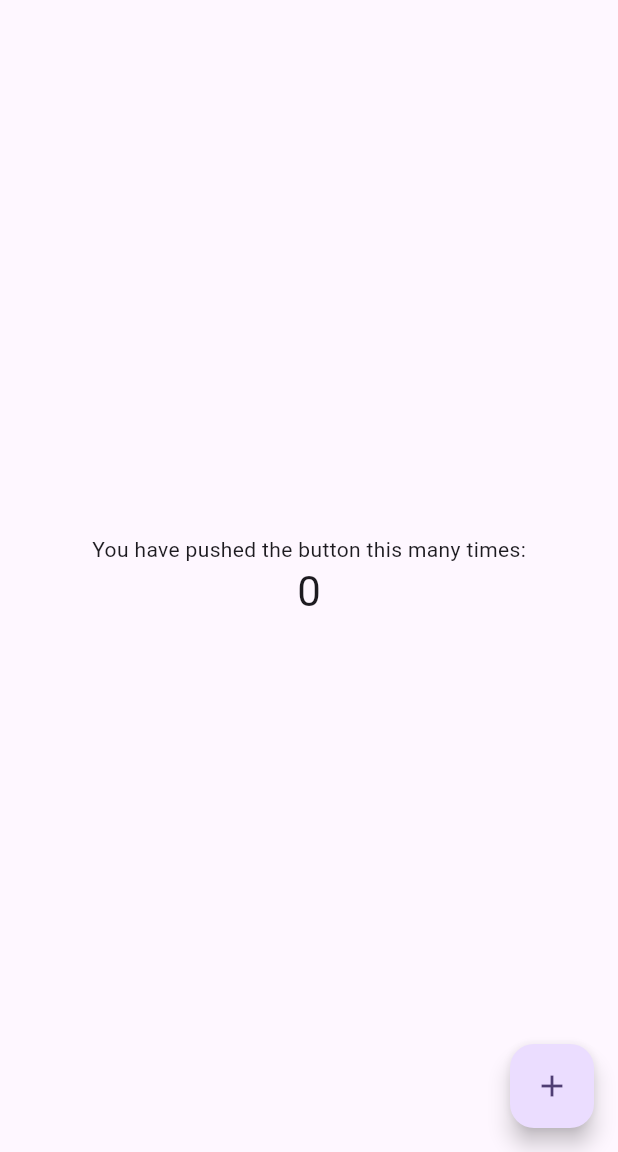
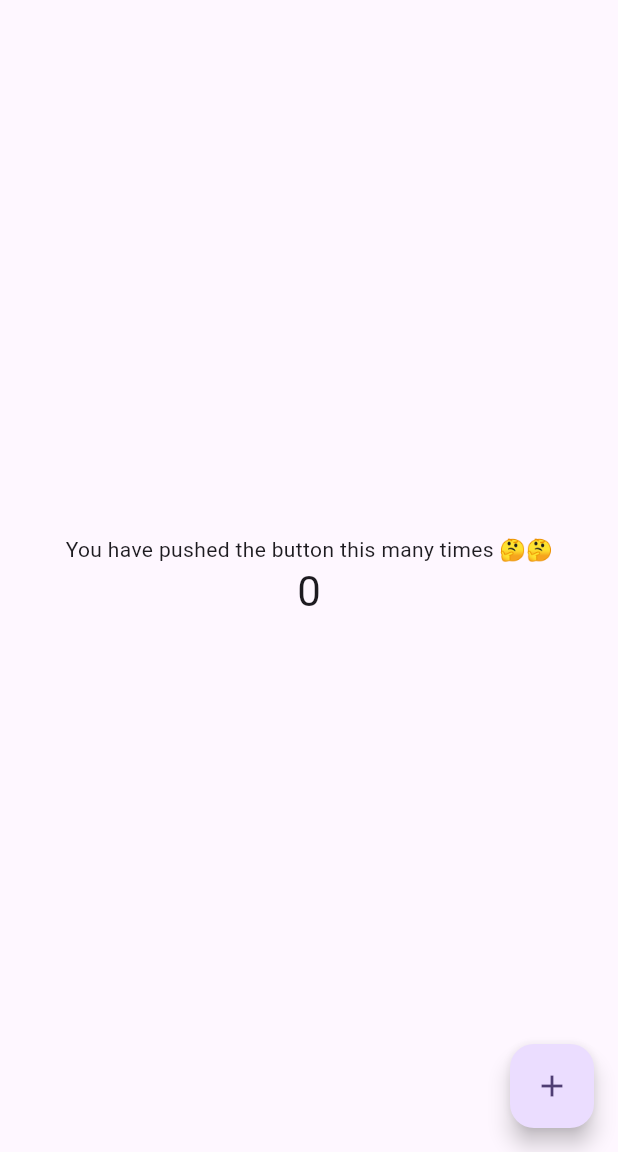
Before and after one commit to Yashwant1105/grundfos, a Flutter app: the screen it shows after launch, on a phone screen of 412 x 824 dp, the part 84-1236 px from its top. Run offline on Flutter 3.47's test engine with Material 3 defaults, Android fonts, the phone set to English and light mode, and no system bars.

Commit message:
🖌️ small layout changes

```diff
--- a/lib/main.dart
+++ b/lib/main.dart
@@ -13,21 +13,6 @@ class MyApp extends StatelessWidget {
     return MaterialApp(
       title: 'Flutter Demo',
       theme: ThemeData(
-        // This is the theme of your application.
-        //
-        // TRY THIS: Try running your application with "flutter run". You'll see
-        // the application has a purple toolbar. Then, without quitting the app,
-        // try changing the seedColor in the colorScheme below to Colors.green
-        // and then invoke "hot reload" (save your changes or press the "hot
-        // reload" button in a Flutter-supported IDE, or press "r" if you used
-        // the command line to start the app).
-        //
-        // Notice that the counter didn't reset back to zero; the application
-        // state is not lost during the reload. To reset the state, use hot
-        // restart instead.
-        //
-        // This works for code too, not just values: Most code changes can be
-        // tested with just a hot reload.
         colorScheme: ColorScheme.fromSeed(seedColor: Colors.deepPurple),
         useMaterial3: true,
       ),
@@ -39,14 +24,7 @@ class MyApp extends StatelessWidget {
 class MyHomePage extends StatefulWidget {
   const MyHomePage({super.key, required this.title});
 
-  // This widget is the home page of your application. It is stateful, meaning
-  // that it has a State object (defined below) that contains fields that affect
-  // how it looks.
 
-  // This class is the configuration for the state. It holds the values (in this
-  // case the title) provided by the parent (in this case the App widget) and
-  // used by the build method of the State. Fields in a Widget subclass are
-  // always marked "final".
 
   final String title;
 
@@ -59,54 +37,24 @@ class _MyHomePageState extends State<MyHomePage> {
 
   void _incrementCounter() {
     setState(() {
-      // This call to setState tells the Flutter framework that something has
-      // changed in this State, which causes it to rerun the build method below
-      // so that the display can reflect the updated values. If we changed
-      // _counter without calling setState(), then the build method would not be
-      // called again, and so nothing would appear to happen.
       _counter++;
     });
   }
 
   @override
   Widget build(BuildContext context) {
-    // This method is rerun every time setState is called, for instance as done
-    // by the _incrementCounter method above.
-    //
-    // The Flutter framework has been optimized to make rerunning build methods
-    // fast, so that you can just rebuild anything that needs updating rather
-    // than having to individually change instances of widgets.
     return Scaffold(
       appBar: AppBar(
-        // TRY THIS: Try changing the color here to a specific color (to
-        // Colors.amber, perhaps?) and trigger a hot reload to see the AppBar
-        // change color while the other colors stay the same.
         backgroundColor: Theme.of(context).colorScheme.inversePrimary,
-        // Here we take the value from the MyHomePage object that was created by
-        // the App.build method, and use it to set our appbar title.
         title: Text(widget.title),
       ),
       body: Center(
-        // Center is a layout widget. It takes a single child and positions it
-        // in the middle of the parent.
+
         child: Column(
-          // Column is also a layout widget. It takes a list of children and
-          // arranges them vertically. By default, it sizes itself to fit its
-          // children horizontally, and tries to be as tall as its parent.
-          //
-          // Column has various properties to control how it sizes itself and
-          // how it positions its children. Here we use mainAxisAlignment to
-          // center the children vertically; the main axis here is the vertical
-          // axis because Columns are vertical (the cross axis would be
-          // horizontal).
-          //
-          // TRY THIS: Invoke "debug painting" (choose the "Toggle Debug Paint"
-          // action in the IDE, or press "p" in the console), to see the
-          // wireframe for each widget.
           mainAxisAlignment: MainAxisAlignment.center,
           children: <Widget>[
             const Text(
-              'You have pushed the button this many times:',
+              'You have pushed the button this many times 🤔🤔',
             ),
             Text(
               '$_counter',
```
